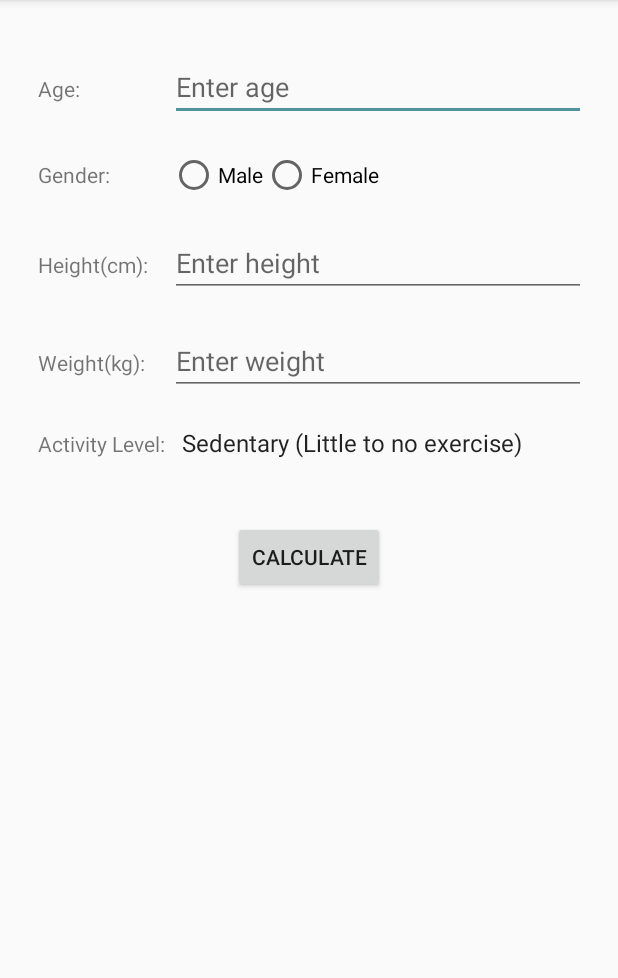
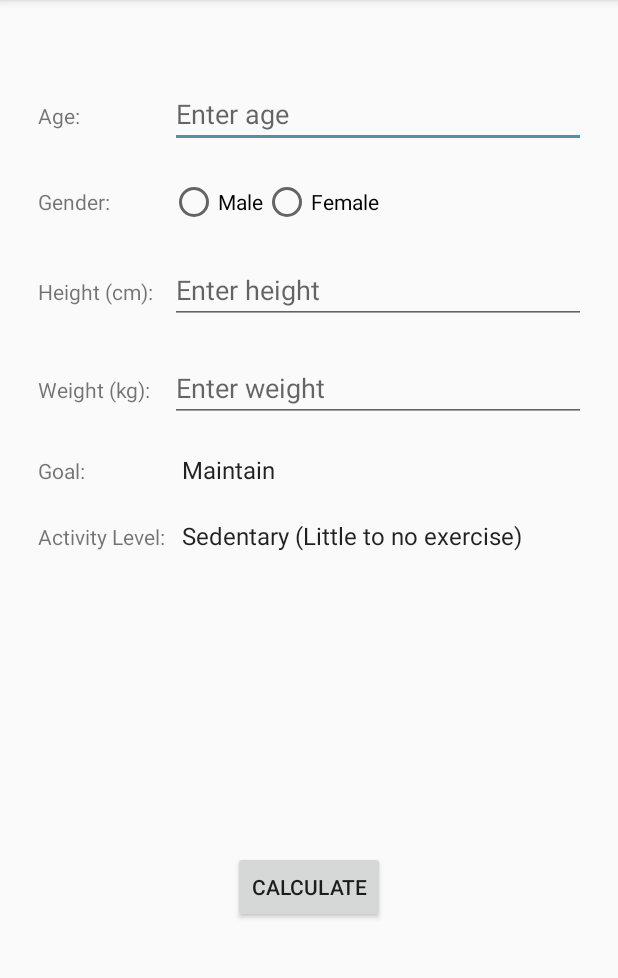
Before and after one commit to DavidOsburnUTS/1A_Old_Project, an Android app: the CalorieCalc screen opened directly, with no data from a screen before it, on a phone screen of 412 x 824 dp, the part 84-1062 px from its top. Run offline under Robolectric (Android 15) with nearby library versions, the light colour scheme and no system bars.

Commit message:
Calc done i think

```diff
--- a/app/src/main/java/com/example/andre/ss1a_fitnessapp/CalorieCalc.java
+++ b/app/src/main/java/com/example/andre/ss1a_fitnessapp/CalorieCalc.java
@@ -4,6 +4,7 @@ import android.os.Bundle;
 import android.support.v7.app.AppCompatActivity;
 import android.view.View;
 import android.widget.AdapterView;
+import android.widget.ArrayAdapter;
 import android.widget.Button;
 import android.widget.EditText;
 import android.widget.RadioButton;
@@ -23,15 +24,32 @@ public class CalorieCalc extends AppCompatActivity {
         super.onCreate(savedInstanceState);
         setContentView(R.layout.activity_calorie_calc);
 
-        Button calculateBtn = (Button) findViewById(R.id.calculateBtn);
-        final RadioGroup radioGroup = (RadioGroup) findViewById(R.id.genderRadioBtn);
-        final Spinner activityLvlSpin = (Spinner) findViewById(R.id.activitylevel_spinner);
+        final RadioGroup radioGroup = findViewById(R.id.genderRadioBtn);
+        final Spinner activity = findViewById(R.id.activitylevel_spinner);
+        final Spinner goal = findViewById(R.id.goal_spinner);
 
-        ageEt = (EditText) findViewById(R.id.ageEditText);
-        heightEt = (EditText) findViewById(R.id.heightEditText);
-        weightEt = (EditText) findViewById(R.id.weightEditText);
-        calcResult = (TextView) findViewById(R.id.calcResultTv);
+        ageEt = findViewById(R.id.ageEditText);
+        heightEt = findViewById(R.id.heightEditText);
+        weightEt = findViewById(R.id.weightEditText);
+        calcResult = findViewById(R.id.calcResultTv);
 
+        Button calculateBtn = findViewById(R.id.calculateBtn);
+
+        final String[] Level = new String[]{
+                "Sedentary (Little to no exercise)", "Light (1-3 days)", "Moderate (3-5 days)",
+                "Very Active (6-7 days)", "Extra Active (7 days/physically demanding job)"};
+        final String[] Goal = new String[]{
+                "Maintain", "Lose", "Gain"};
+
+        ArrayAdapter<String> adapter = new ArrayAdapter<>(this,
+                android.R.layout.simple_spinner_item, Level);
+        adapter.setDropDownViewResource(android.R.layout.simple_spinner_dropdown_item);
+        activity.setAdapter(adapter);
+
+        ArrayAdapter<String> adapter1 = new ArrayAdapter<>(this,
+                android.R.layout.simple_spinner_item, Goal);
+        adapter1.setDropDownViewResource(android.R.layout.simple_spinner_dropdown_item);
+        goal.setAdapter(adapter1);
 
         calculateBtn.setOnClickListener(new View.OnClickListener() {
             @Override
@@ -41,55 +59,59 @@ public class CalorieCalc extends AppCompatActivity {
                 double height = Double.parseDouble(heightEt.getText().toString());
                 double weight = Double.parseDouble(weightEt.getText().toString());
                 int genderId = radioGroup.getCheckedRadioButtonId();
-                RadioButton radioButton = (RadioButton) findViewById(genderId);
+                RadioButton radioButton = findViewById(genderId);
                 String gender = radioButton.getText().toString();
-                double activityLvl = 1.2;
+                int activityId = activity.getSelectedItemPosition();
+                int goalId = goal.getSelectedItemPosition();
 
-                calculate(age, height, weight, gender, activityLvl);
+                calculate(age, height, weight, gender, activityId, goalId);
             }
         });
-
-
-
-        activityLvlSpin.setOnItemSelectedListener(new AdapterView.OnItemSelectedListener() {
-            @Override
-            public void onItemSelected(AdapterView<?> arg0, View arg1, int arg2, long arg3) {
-                int activityId = activityLvlSpin.getSelectedItemPosition();
-            }
-            @Override
-            public void onNothingSelected(AdapterView<?> arg0) {
-            }
-        });
-
-        // for females = 10 x (Weight in kg) + 6.25 x (Height in cm) - 5 x age - 161
-        //for males = 10 x (Weight in kg) + 6.25 x (Height in cm) - 5 x age + 5
-
-        //sedentary and do not exercise, multiply your BMR by 1.2
-        //exercise lightly one to three times per week, multiply by 1.375
-        //exercise three to five days per week, multiply by 1.55
-        // exercise six or seven days per week, multiply by 1.725
-        // exercise seven days a week and also have a physically demanding job, multiply by 1.9.
     }
 
-    private void calculate(int age, double height, double weight, String gender, double activityLvl) {
+    private void calculate(int age, double height, double weight, String gender, int activityId, int goalId) {
+        //males = 10 x (Weight in kg) + 6.25 x (Height in cm) - 5 x age + 5
+        //females = 10 x (Weight in kg) + 6.25 x (Height in cm) - 5 x age - 161
+
         double result = 0;
-
         if(gender.equals("Male")) {
-            result = 10 * weight * 6.25 * height - 5 * age + 5 * activityLvl;
+            result = (10 * weight + 6.25 * height - 5 * age + 5) * getActivityLvl(activityId);
         } else if(gender.equals("Female")) {
-            result = 10 * weight * 6.25 * height - 5 * age - 161 * activityLvl;
+            result = (10 * weight + 6.25 * height - 5 * age - 161) * getActivityLvl(activityId);
         }
 
-        if(result != 0) {
-            calcResult.setText(Double.toString(result) + " calories");
+        if(result > 0) {
+            if (goalId == 0) {
+                calcResult.setText(String.format("%.0f", result) + " calories/day to maintain weight");
+            } else if (goalId == 1) {
+                calcResult.setText(String.format("%.0f", result - 1000) + " calories/day to lose 1kg/week");
+            } else if (goalId == 2) {
+                calcResult.setText(String.format("%.0f", result + 1000) + " calories/day to gain 1kg/week");
+            }
         } else {
             calcResult.setText("Invalid details");
         }
-
     }
 
-    //private double activityLvl() {
+    private double getActivityLvl(int activityId) {
 
-   // }
+        //sedentary/no exercise = 1.2
+        //exercise lightly one to three times per week = 1.375
+        //exercise three to five days per week = 1.55
+        //exercise six or seven days per week = 1.725
+        //exercise seven days a week, have a physically demanding job = 1.9
 
+        if(activityId == 0) {
+            return 1.2;
+        } else if(activityId == 1) {
+            return 1.375;
+        } else if(activityId == 2) {
+            return 1.55;
+        } else if(activityId == 3) {
+            return 1.725;
+        } else if(activityId == 4) {
+            return 1.9;
+        }
+        return -1;
+    }
 }
--- a/app/src/main/res/layout/activity_calorie_calc.xml
+++ b/app/src/main/res/layout/activity_calorie_calc.xml
@@ -9,13 +9,13 @@
 
     <TableLayout
         android:id="@+id/calorie_table_layout"
+        android:layout_width="wrap_content"
+        android:layout_height="wrap_content"
+        android:layout_alignParentTop="true"
         android:layout_centerHorizontal="true"
-        android:layout_width="wrap_content"
-        android:layout_height="wrap_content">
+        android:layout_marginTop="18dp">
 
-        <TableRow
-            android:layout_marginVertical="10dp">
-
+        <TableRow android:layout_marginVertical="10dp">
             <TextView
                 android:layout_width="wrap_content"
                 android:layout_height="wrap_content"
@@ -25,18 +25,16 @@
                 android:id="@+id/ageEditText"
                 android:layout_width="wrap_content"
                 android:layout_height="wrap_content"
-                android:inputType="number"
-                android:hint="Enter age" />
+                android:hint="Enter age"
+                android:inputType="number" />
         </TableRow>
 
-        <TableRow
-            android:layout_marginVertical="10dp">
-
+        <TableRow android:layout_marginVertical="10dp">
             <TextView
                 android:layout_width="wrap_content"
                 android:layout_height="wrap_content"
-                android:text="Gender: "
-                android:layout_gravity="center_vertical"/>
+                android:layout_gravity="center_vertical"
+                android:text="Gender: " />
 
             <RadioGroup
                 android:id="@+id/genderRadioBtn"
@@ -48,7 +46,7 @@
                     android:id="@+id/maleBtn"
                     android:layout_width="wrap_content"
                     android:layout_height="wrap_content"
-                    android:text="Male"/>
+                    android:text="Male" />
 
                 <RadioButton
                     android:id="@+id/femaleBtn"
@@ -58,48 +56,56 @@
             </RadioGroup>
         </TableRow>
 
-        <TableRow
-            android:layout_marginVertical="10dp">
+        <TableRow android:layout_marginVertical="10dp">
             <TextView
                 android:layout_width="wrap_content"
                 android:layout_height="wrap_content"
-                android:text="Height(cm): "/>
+                android:text="Height (cm): " />
 
             <EditText
                 android:id="@+id/heightEditText"
                 android:layout_width="wrap_content"
                 android:layout_height="wrap_content"
-                android:inputType="numberDecimal"
-                android:hint="Enter height"/>
+                android:hint="Enter height"
+                android:inputType="numberDecimal" />
         </TableRow>
 
-        <TableRow
-            android:layout_marginVertical="10dp">
+        <TableRow android:layout_marginVertical="10dp">
             <TextView
                 android:layout_width="wrap_content"
                 android:layout_height="wrap_content"
-                android:text="Weight(kg): "/>
+                android:text="Weight (kg): " />
 
             <EditText
                 android:id="@+id/weightEditText"
                 android:layout_width="wrap_content"
                 android:layout_height="wrap_content"
-                android:inputType="numberDecimal"
-                android:hint="Enter weight"/>
+                android:hint="Enter weight"
+                android:inputType="numberDecimal" />
         </TableRow>
-        <TableRow
-            android:layout_marginVertical="10dp">
+
+        <TableRow android:layout_marginVertical="10dp">
             <TextView
                 android:layout_width="wrap_content"
                 android:layout_height="wrap_content"
-                android:text="Activity Level: "/>
+                android:text="Goal: " />
+
+            <Spinner
+                android:id="@+id/goal_spinner"
+                android:layout_width="wrap_content"
+                android:layout_height="wrap_content" />
+        </TableRow>
+
+        <TableRow android:layout_marginVertical="10dp">
+            <TextView
+                android:layout_width="wrap_content"
+                android:layout_height="wrap_content"
+                android:text="Activity Level: " />
+
             <Spinner
                 android:id="@+id/activitylevel_spinner"
                 android:layout_width="wrap_content"
-                android:layout_height="wrap_content"
-                android:prompt="@string/activitylevel_prompt"
-                android:entries="@array/activitylevel_arrays">
-            </Spinner>
+                android:layout_height="wrap_content" />
         </TableRow>
     </TableLayout>
 
@@ -107,19 +113,18 @@
         android:id="@+id/calculateBtn"
         android:layout_width="wrap_content"
         android:layout_height="wrap_content"
+        android:layout_alignParentBottom="true"
         android:layout_centerHorizontal="true"
-        android:layout_marginVertical="30dp"
-        android:text="Calculate"
-        android:layout_below="@id/calorie_table_layout"/>
+        android:layout_marginBottom="127dp"
+        android:text="Calculate" />
 
     <TextView
         android:id="@+id/calcResultTv"
-        android:layout_marginTop="20dp"
-        android:textSize="100sp"
         android:layout_width="wrap_content"
         android:layout_height="wrap_content"
+        android:layout_alignParentBottom="true"
         android:layout_centerHorizontal="true"
-        android:layout_marginVertical="90dp"
-        android:layout_below="@id/calorie_table_layout"/>
+        android:layout_marginBottom="63dp"
+        android:textSize="20sp" />
 
 </RelativeLayout>
--- a/app/src/main/res/layout/activity_login.xml
+++ b/app/src/main/res/layout/activity_login.xml
@@ -49,7 +49,6 @@
         app:layout_constraintHorizontal_bias="0.503"
         app:layout_constraintStart_toStartOf="parent"
         app:layout_constraintTop_toBottomOf="@+id/resultTv"
-
         />
 
     <Button
```
